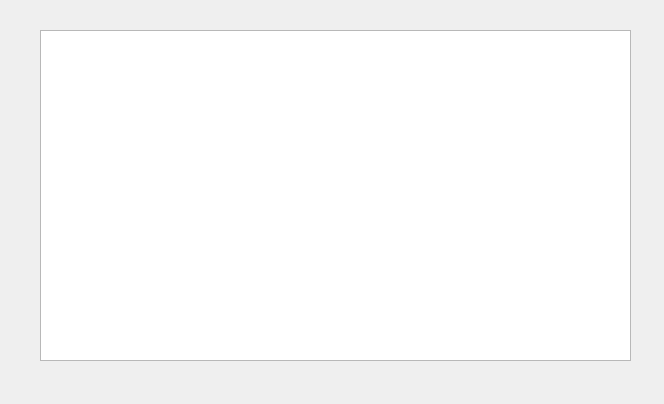
The window that opc-client/references_window.ui (alexlocastro/industrial-informatics-opc-ua-python) describes before a commit, drawn with Qt 5.
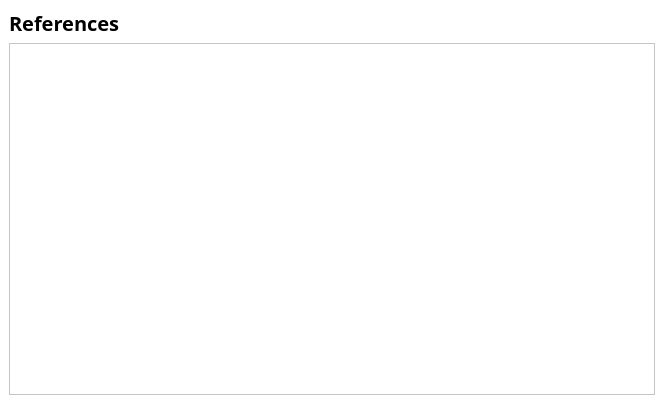
The same window after the commit.

What changed in the file:
```diff
--- a/opc-client/references_window.ui
+++ b/opc-client/references_window.ui
@@ -11,19 +11,34 @@
    </rect>
   </property>
   <property name="windowTitle">
-   <string>MainWindow</string>
+   <string>References</string>
+  </property>
+  <property name="styleSheet">
+   <string notr="true">
+background-color: white;
+</string>
   </property>
   <widget class="QWidget" name="centralwidget">
-   <widget class="QTableView" name="refView">
-    <property name="geometry">
-     <rect>
-      <x>40</x>
-      <y>30</y>
-      <width>591</width>
-      <height>331</height>
-     </rect>
-    </property>
-   </widget>
+   <layout class="QGridLayout" name="gridLayout">
+    <item row="0" column="0">
+     <widget class="QLabel" name="label">
+      <property name="font">
+       <font>
+        <family>Ubuntu Mono</family>
+        <pointsize>15</pointsize>
+        <weight>75</weight>
+        <bold>true</bold>
+       </font>
+      </property>
+      <property name="text">
+       <string>References</string>
+      </property>
+     </widget>
+    </item>
+    <item row="1" column="0">
+     <widget class="QTableView" name="refView"/>
+    </item>
+   </layout>
   </widget>
  </widget>
  <resources/>
```
